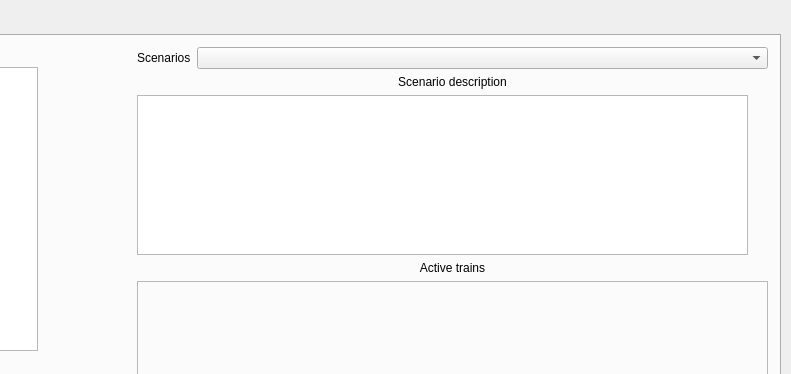
Above: launcher/forms/mainwindow.ui from maisvendoo/RRS before the change; both pictures show x 489 to 1280 and y 0 to 374 of the 1280 by 720 pixel window. Below: the same form after it.
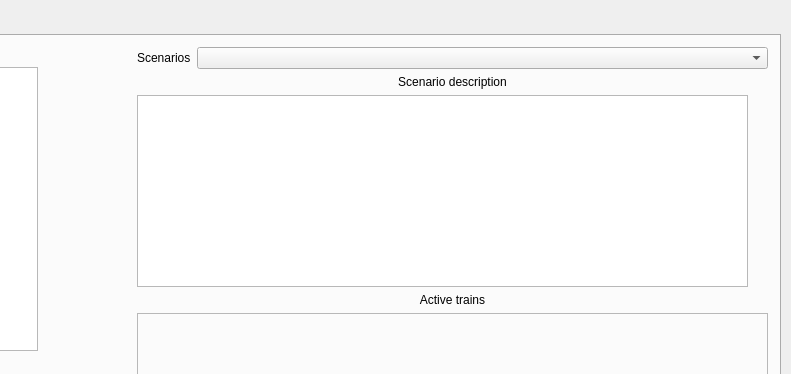
That is the form after the change.

The edit to the form file:
```diff
--- a/launcher/forms/mainwindow.ui
+++ b/launcher/forms/mainwindow.ui
@@ -351,14 +351,7 @@
             <item>
              <layout class="QHBoxLayout" name="horizontalLayout_18">
               <item>
-               <widget class="QPlainTextEdit" name="ptScenarioDescription">
-                <property name="maximumSize">
-                 <size>
-                  <width>16777215</width>
-                  <height>160</height>
-                 </size>
-                </property>
-               </widget>
+               <widget class="QTextBrowser" name="tbScenarioDescription"/>
               </item>
               <item>
                <spacer name="horizontalSpacer_5">
```
